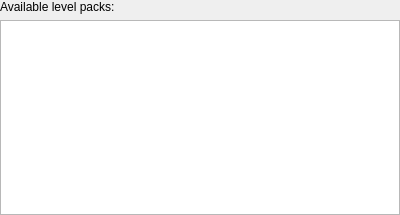
The window that levelsetwidget.ui (KDE/katomic) describes before a commit, drawn with Qt 5.
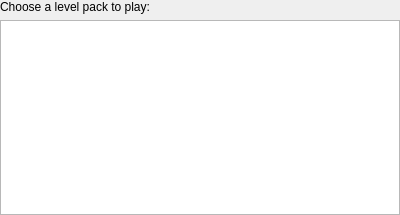
The same window after the commit. Custom widgets are drawn as their Qt base class.

Patch:
```diff
--- a/levelsetwidget.ui
+++ b/levelsetwidget.ui
@@ -20,7 +20,7 @@
    <item>
     <widget class="QLabel" name="label">
      <property name="text">
-      <string>Available level packs:</string>
+      <string>Choose a level pack to play:</string>
      </property>
     </widget>
    </item>
```
